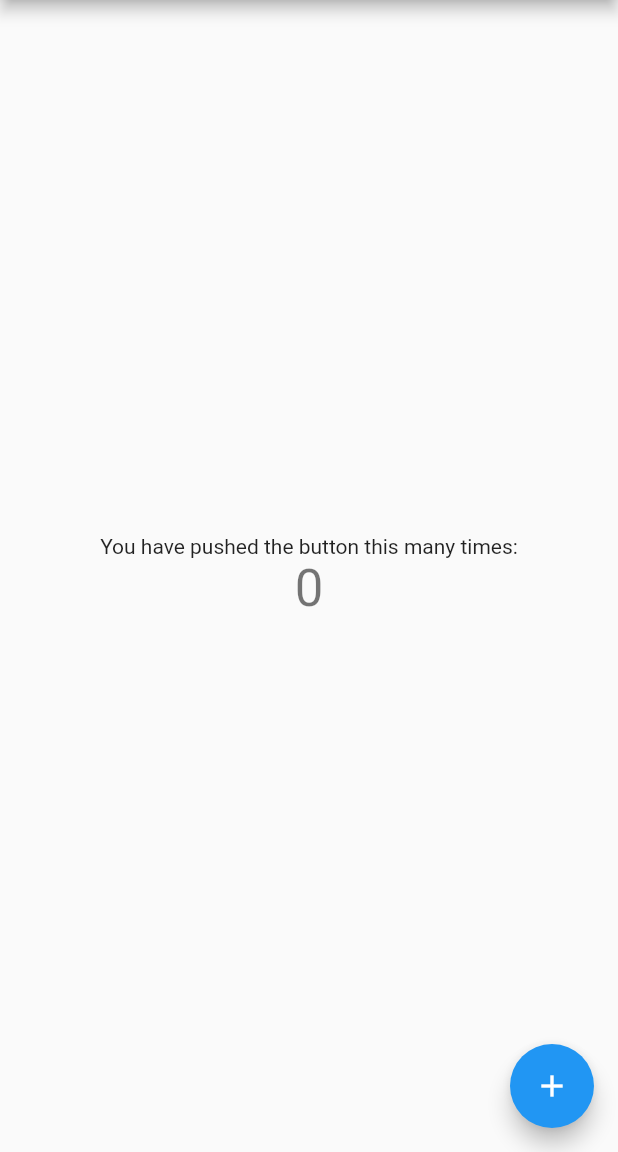
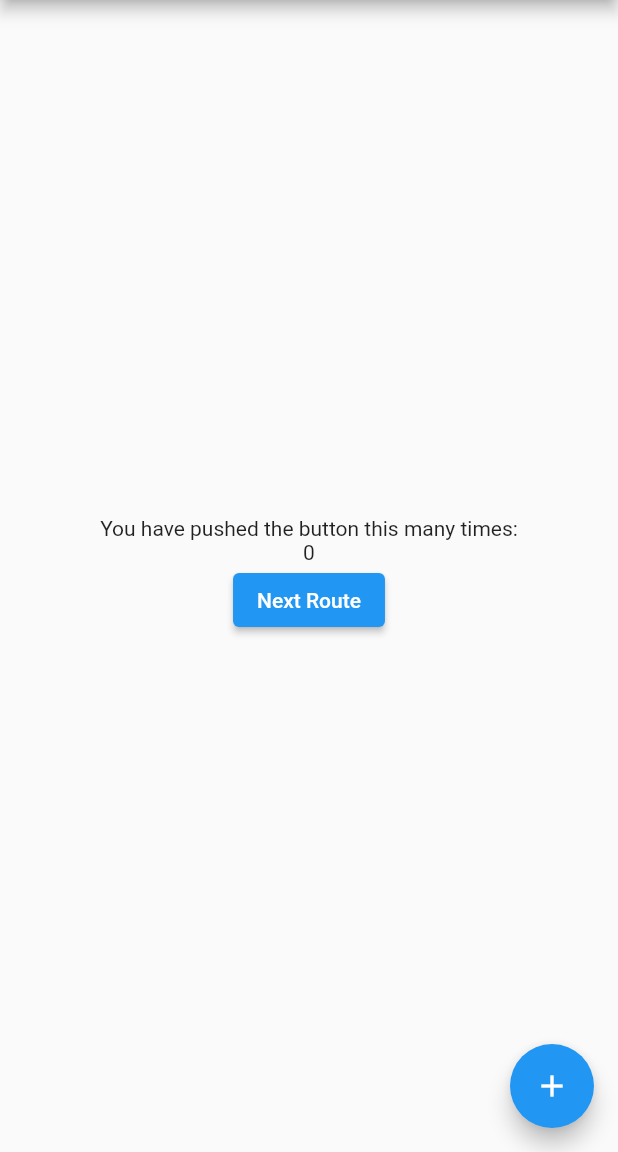
Before and after one commit to boyone/flutter_myapp, a Flutter app: the screen it shows after launch, on a phone screen of 412 x 824 dp, the part 84-1236 px from its top. Run offline on Flutter 3.47's test engine with Material 2 defaults, Android fonts, the phone set to English and light mode, and no system bars; our stand-ins replace get.

Commit message:
Add second page and widget test

```diff
--- /dev/null
+++ b/lib/home_controller.dart
@@ -0,0 +1,8 @@
+import 'package:get/get.dart';
+
+class HomeController extends GetxController {
+  var count = 0.obs;
+  void increment() {
+    count++;
+  }
+}
--- a/lib/main.dart
+++ b/lib/main.dart
@@ -1,4 +1,8 @@
 import 'package:flutter/material.dart';
+import 'package:get/get.dart';
+import 'package:my_app/second.dart';
+
+import 'home_controller.dart';
 
 void main() {
   runApp(const MyApp());
@@ -7,109 +11,55 @@ void main() {
 class MyApp extends StatelessWidget {
   const MyApp({Key? key}) : super(key: key);
 
-  // This widget is the root of your application.
   @override
   Widget build(BuildContext context) {
-    return MaterialApp(
+    return GetMaterialApp(
       title: 'Flutter Demo',
       theme: ThemeData(
-        // This is the theme of your application.
-        //
-        // Try running your application with "flutter run". You'll see the
-        // application has a blue toolbar. Then, without quitting the app, try
-        // changing the primarySwatch below to Colors.green and then invoke
-        // "hot reload" (press "r" in the console where you ran "flutter run",
-        // or simply save your changes to "hot reload" in a Flutter IDE).
-        // Notice that the counter didn't reset back to zero; the application
-        // is not restarted.
         primarySwatch: Colors.blue,
       ),
-      home: const MyHomePage(title: 'Flutter Demo Home Page'),
+      home: MyHomePage(title: 'Flutter Demo Home Page'),
     );
   }
 }
 
-class MyHomePage extends StatefulWidget {
-  const MyHomePage({Key? key, required this.title}) : super(key: key);
-
-  // This widget is the home page of your application. It is stateful, meaning
-  // that it has a State object (defined below) that contains fields that affect
-  // how it looks.
-
-  // This class is the configuration for the state. It holds the values (in this
-  // case the title) provided by the parent (in this case the App widget) and
-  // used by the build method of the State. Fields in a Widget subclass are
-  // always marked "final".
+class MyHomePage extends StatelessWidget {
+  MyHomePage({Key? key, required this.title}) : super(key: key);
 
   final String title;
-
-  @override
-  State<MyHomePage> createState() => _MyHomePageState();
-}
-
-class _MyHomePageState extends State<MyHomePage> {
-  int _counter = 0;
-
-  void _incrementCounter() {
-    setState(() {
-      // This call to setState tells the Flutter framework that something has
-      // changed in this State, which causes it to rerun the build method below
-      // so that the display can reflect the updated values. If we changed
-      // _counter without calling setState(), then the build method would not be
-      // called again, and so nothing would appear to happen.
-      _counter++;
-    });
-  }
+  final controller = Get.put(HomeController());
 
   @override
   Widget build(BuildContext context) {
-    // This method is rerun every time setState is called, for instance as done
-    // by the _incrementCounter method above.
-    //
-    // The Flutter framework has been optimized to make rerunning build methods
-    // fast, so that you can just rebuild anything that needs updating rather
-    // than having to individually change instances of widgets.
     return Scaffold(
       appBar: AppBar(
-        // Here we take the value from the MyHomePage object that was created by
-        // the App.build method, and use it to set our appbar title.
-        title: Text(widget.title),
+        title: Text(title),
       ),
       body: Center(
-        // Center is a layout widget. It takes a single child and positions it
-        // in the middle of the parent.
         child: Column(
-          // Column is also a layout widget. It takes a list of children and
-          // arranges them vertically. By default, it sizes itself to fit its
-          // children horizontally, and tries to be as tall as its parent.
-          //
-          // Invoke "debug painting" (press "p" in the console, choose the
-          // "Toggle Debug Paint" action from the Flutter Inspector in Android
-          // Studio, or the "Toggle Debug Paint" command in Visual Studio Code)
-          // to see the wireframe for each widget.
-          //
-          // Column has various properties to control how it sizes itself and
-          // how it positions its children. Here we use mainAxisAlignment to
-          // center the children vertically; the main axis here is the vertical
-          // axis because Columns are vertical (the cross axis would be
-          // horizontal).
           mainAxisAlignment: MainAxisAlignment.center,
           children: <Widget>[
             const Text(
               'You have pushed the button this many times:',
             ),
-            Text(
-              '$_counter',
-              style: Theme.of(context).textTheme.headline4,
-            ),
+            Obx(() => Text("${controller.count}")),
+            ElevatedButton(
+              child: const Text(
+                'Next Route',
+                key: Key('next'),
+              ),
+              onPressed: () {
+                Get.to(Second());
+              },
+            )
           ],
         ),
       ),
       floatingActionButton: FloatingActionButton(
-        onPressed: _incrementCounter,
+        onPressed: controller.increment,
         tooltip: 'Increment',
         child: const Icon(Icons.add),
-      ), // This trailing comma makes auto-formatting nicer for build methods.
+      ),
     );
   }
 }
```
Also changed, not shown: lib/second.dart (added, +19 -0 lines), pubspec.yaml (+4 -3 lines), pubspec.lock, 1 other file.
